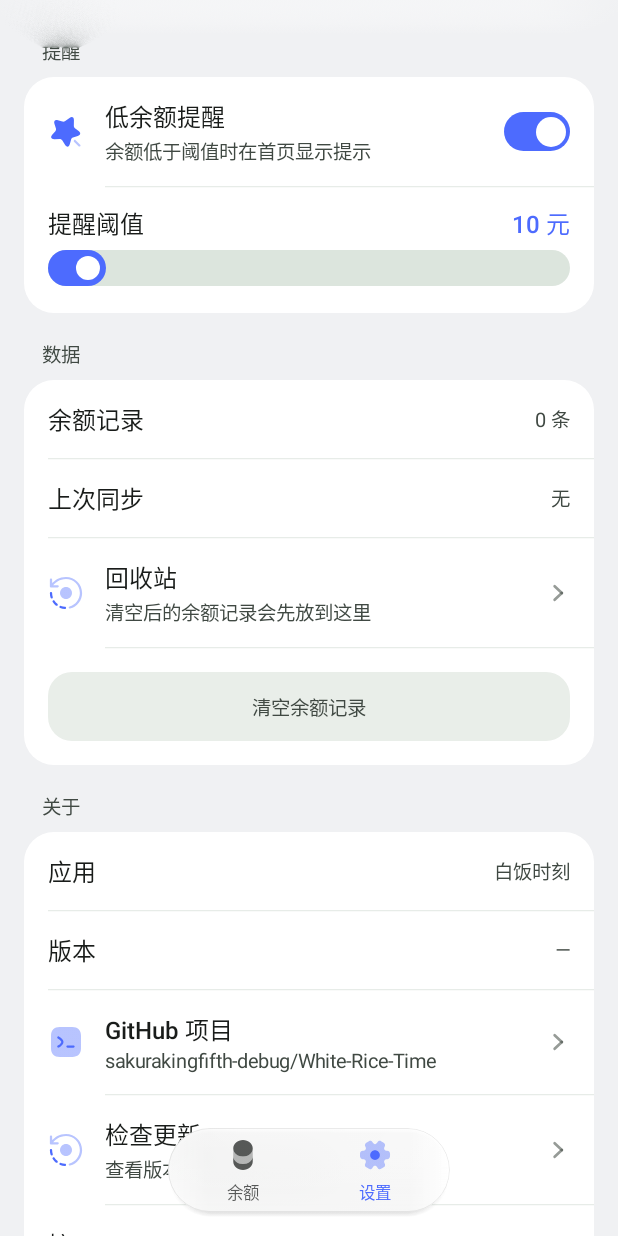
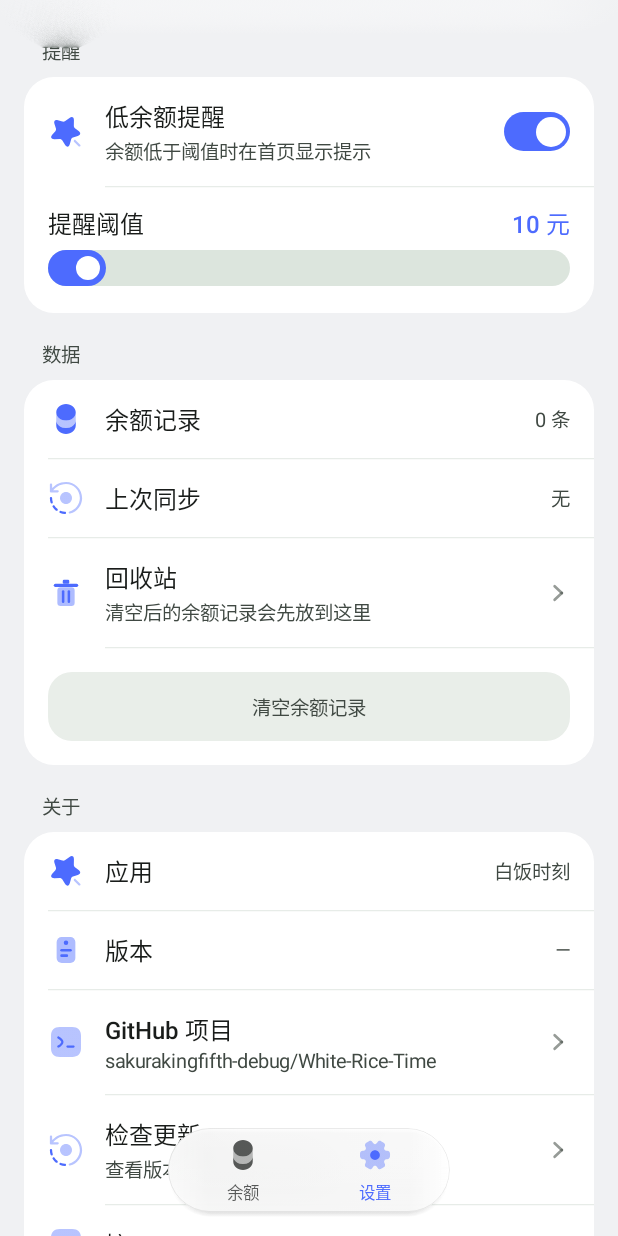
Before and after one commit to sakurakingfifth-debug/White-Rice-Time, an Android app built with Jetpack Compose: the screen it shows after launch (MainActivity), item 2 of the bottom bar chosen, scrolled down 576 dp, on a phone screen of 412 x 824 dp. Run offline under Robolectric (Android 15) with nearby library versions, the phone set to English and light mode, and no system bars; pictures from the network do not load.

Commit message:
给无图标的行补图标
- PuiIcon 追加 Trash / Info / Tag 三个图标（第 5 次扩展 PUI 主题库）
- PuiInfoRow 支持 icon；SeamlessEntryCard 支持 icon，首页余额明细卡左侧加钱包图标
- 余额记录=Coin、上次同步=Refresh、回收站=Trash、应用=Glow、版本=Tag、接口=Code、后台同步=Bolt、通知权限=Bell

```diff
--- a/app/src/main/java/com/panl/balance/ui/SeamlessEntryCard.kt
+++ b/app/src/main/java/com/panl/balance/ui/SeamlessEntryCard.kt
@@ -26,6 +26,8 @@ import androidx.compose.ui.graphics.StrokeCap
 import androidx.compose.ui.platform.ComposeView
 import androidx.compose.ui.unit.dp
 import androidx.compose.ui.viewinterop.AndroidView
+import com.panl.pui.PuiIcon
+import com.panl.pui.PuiRowIcon
 import com.panl.pui.PuiTheme
 
 /**
@@ -43,6 +45,7 @@ private data class EntryState(
     val trailing: String?,
     val dark: Boolean,
     val blue: Boolean,
+    val icon: PuiIcon,
 )
 
 @Composable
@@ -54,10 +57,11 @@ fun SeamlessEntryCard(
     blue: Boolean,
     onOpen: (View) -> Unit,
     modifier: Modifier = Modifier,
+    icon: PuiIcon = PuiIcon.Wallet,
 ) {
     // 内部那棵组合由这个 State 单向驱动，输入变化时只重组、不重建 ComposeView。
     val state = remember {
-        mutableStateOf(EntryState(title, subtitle, trailing, dark, blue))
+        mutableStateOf(EntryState(title, subtitle, trailing, dark, blue, icon))
     }
 
     // 4.10 去掉了 4.0 加的「返回后重建宿主 View」：它在 ON_RESUME 时销毁旧的 ComposeView，
@@ -84,7 +88,7 @@ fun SeamlessEntryCard(
             view
         },
         update = {
-            state.value = EntryState(title, subtitle, trailing, dark, blue)
+            state.value = EntryState(title, subtitle, trailing, dark, blue, icon)
         }
     )
 }
@@ -101,6 +105,8 @@ private fun EntryContent(state: EntryState, onOpen: () -> Unit) {
             .padding(horizontal = 16.dp, vertical = 16.dp),
         verticalAlignment = Alignment.CenterVertically
     ) {
+        PuiRowIcon(state.icon)
+        Spacer(Modifier.width(14.dp))
         Column(Modifier.weight(1f)) {
             Text(
                 state.title,
--- a/app/src/main/java/com/panl/balance/ui/SettingsPage.kt
+++ b/app/src/main/java/com/panl/balance/ui/SettingsPage.kt
@@ -216,11 +216,12 @@ fun SettingsPage(
         }
 
         PuiGroup("数据") {
-            PuiInfoRow("余额记录", "${vm.history.size} 条")
+            PuiInfoRow("余额记录", "${vm.history.size} 条", icon = PuiIcon.Coin)
             PuiInfoRow(
                 "上次同步",
                 vm.snapshot?.let { Fmt.clock(it.fetchedAt) } ?: "无",
-                showDivider = true
+                showDivider = true,
+                icon = PuiIcon.Refresh
             )
             // 回收站：清空后的记录先放这里，只有进去彻底删除才真删
             val activity = context.findActivity()
@@ -239,7 +240,7 @@ fun SettingsPage(
                 }
             ) { open ->
                 PuiNavRow(
-                    icon = PuiIcon.Refresh,
+                    icon = PuiIcon.Trash,
                     title = "回收站",
                     subtitle = if (vm.trash.isEmpty()) {
                         "清空后的余额记录会先放到这里"
@@ -310,7 +311,7 @@ fun SettingsPage(
         }
 
         PuiGroup("关于") {
-            PuiInfoRow("应用", "白饭时刻")
+            PuiInfoRow("应用", "白饭时刻", icon = PuiIcon.Glow)
             // 「无缝动画」那一行太技术化，已隐藏；自检面板改成**长按版本行**打开
             Box(
                 Modifier.combinedClickable(
@@ -318,7 +319,7 @@ fun SettingsPage(
                     onClick = {}
                 )
             ) {
-                PuiInfoRow("版本", versionName)
+                PuiInfoRow("版本", versionName, icon = PuiIcon.Tag)
             }
             PuiNavRow(
                 icon = PuiIcon.Code,
@@ -332,7 +333,7 @@ fun SettingsPage(
                 subtitle = "查看版本、更新日志与下载",
                 onClick = onOpenOta
             )
-            PuiInfoRow("接口", "api.deepseek.com")
+            PuiInfoRow("接口", "api.deepseek.com", icon = PuiIcon.Code)
             Column(
                 Modifier.padding(16.dp),
                 verticalArrangement = Arrangement.spacedBy(6.dp)
--- a/app/src/main/java/com/panl/balance/ui/SyncScreen.kt
+++ b/app/src/main/java/com/panl/balance/ui/SyncScreen.kt
@@ -205,7 +205,8 @@ fun SyncScreen(vm: BalanceViewModel, onBack: () -> Unit) {
                 PuiInfoRow(
                     "后台同步",
                     if (vm.backgroundRun) "运行中" else "已关闭",
-                    showDivider = false
+                    showDivider = false,
+                    icon = PuiIcon.Bolt
                 )
             }
 
@@ -233,7 +234,8 @@ fun SyncScreen(vm: BalanceViewModel, onBack: () -> Unit) {
                 PuiInfoRow(
                     "通知权限",
                     if (permGranted) "已允许" else "未允许",
-                    showDivider = !permGranted
+                    showDivider = !permGranted,
+                    icon = PuiIcon.Bell
                 )
                 if (!permGranted) {
                     Column(Modifier.padding(start = 16.dp, end = 16.dp, bottom = 16.dp)) {
--- a/app/src/main/java/com/panl/balance/ui/Widgets.kt
+++ b/app/src/main/java/com/panl/balance/ui/Widgets.kt
@@ -120,13 +120,14 @@ fun PuiNote(text: String, modifier: Modifier = Modifier) {
     )
 }
 
-/** 「标题 —— 值」的只读信息行，用于设置页与关于页。 */
+/** 「标题 —— 值」的只读信息行，用于设置页与关于页；[icon] 不传就是纯文字行。 */
 @Composable
 fun PuiInfoRow(
     title: String,
     value: String,
     showDivider: Boolean = true,
     valueColor: Color = MaterialTheme.colorScheme.onSurfaceVariant,
+    icon: PuiIcon? = null,
 ) {
     Column {
         Row(
@@ -135,6 +136,10 @@ fun PuiInfoRow(
                 .padding(horizontal = 16.dp, vertical = 14.dp),
             verticalAlignment = Alignment.CenterVertically
         ) {
+            if (icon != null) {
+                PuiRowIcon(icon)
+                Spacer(Modifier.width(14.dp))
+            }
             Text(
                 title,
                 style = MaterialTheme.typography.titleMedium,
--- a/app/src/main/java/com/panl/pui/PuiComponents.kt
+++ b/app/src/main/java/com/panl/pui/PuiComponents.kt
@@ -415,6 +415,13 @@ enum class PuiIcon(val res: Int = 0) {
 
     /** 代码 / 仓库：左右尖括号 + 中间斜杠（`</>`），用于 GitHub 入口 */
     Code(R.drawable.ic_pui_code),
+
+    /** 回收站：浅色桶身 + 实心桶盖与两道竖纹 */
+    Trash,
+    /** 信息：圆环 + 实心圆点与竖干 */
+    Info,
+    /** 版本 / 标签：浅色吊牌 + 实心穿孔与两道横纹 */
+    Tag,
 }
 
 @Composable
@@ -751,5 +758,27 @@ private fun DrawScope.drawPuiIcon(icon: PuiIcon, color: Color) {
             drawLine(main, p(0.85f, 0.50f), p(0.64f, 0.76f), stroke, StrokeCap.Round)
             drawLine(sub, p(0.575f, 0.19f), p(0.425f, 0.81f), stroke, StrokeCap.Round)
         }
+        // 回收站：浅色桶身 + 实心桶盖、提手与两道竖纹
+        PuiIcon.Trash -> {
+            rr(0.26f, 0.34f, 0.74f, 0.86f, 0.09f, sub)
+            rr(0.16f, 0.24f, 0.84f, 0.33f, 0.045f, main)
+            rr(0.41f, 0.13f, 0.59f, 0.24f, 0.035f, main)
+            val stroke = s * 0.07f
+            drawLine(main, p(0.42f, 0.46f), p(0.42f, 0.74f), stroke, StrokeCap.Round)
+            drawLine(main, p(0.58f, 0.46f), p(0.58f, 0.74f), stroke, StrokeCap.Round)
+        }
+        // 信息：圆环 + 实心圆点与竖干
+        PuiIcon.Info -> {
+            drawCircle(main, s * 0.40f, p(0.50f, 0.50f), style = Stroke(width = s * 0.085f))
+            disc(0.50f, 0.33f, 0.052f, main)
+            drawLine(main, p(0.50f, 0.46f), p(0.50f, 0.70f), s * 0.085f, StrokeCap.Round)
+        }
+        // 版本 / 标签：浅色吊牌 + 实心穿孔与两道横纹
+        PuiIcon.Tag -> {
+            rr(0.24f, 0.14f, 0.76f, 0.86f, 0.14f, sub)
+            disc(0.50f, 0.30f, 0.062f, main)
+            rr(0.34f, 0.47f, 0.66f, 0.545f, 0.038f, main)
+            rr(0.34f, 0.62f, 0.56f, 0.695f, 0.038f, main)
+        }
     }
 }
```
